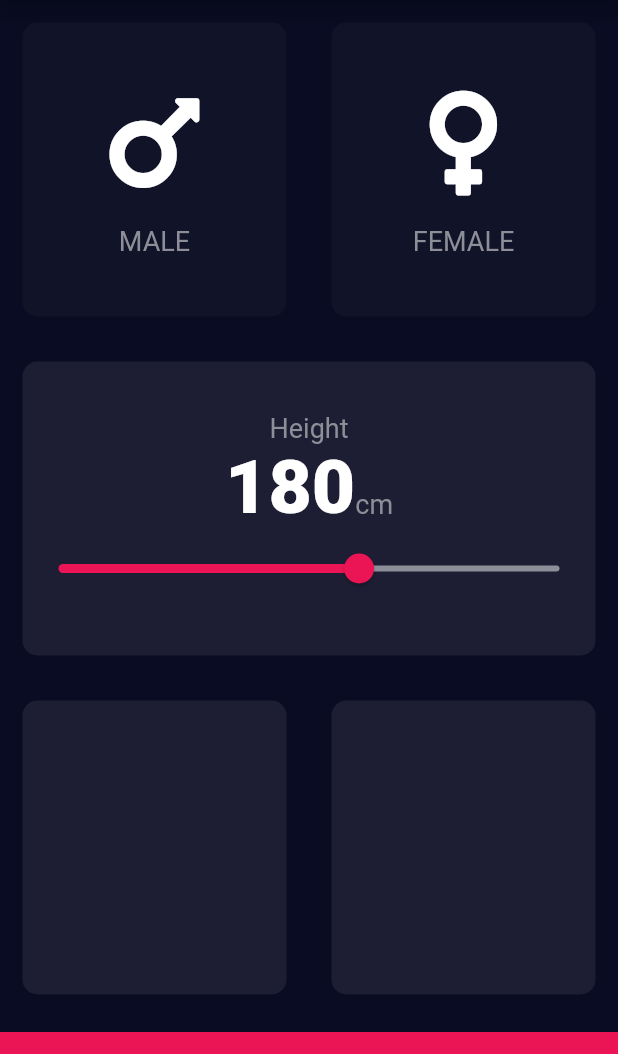
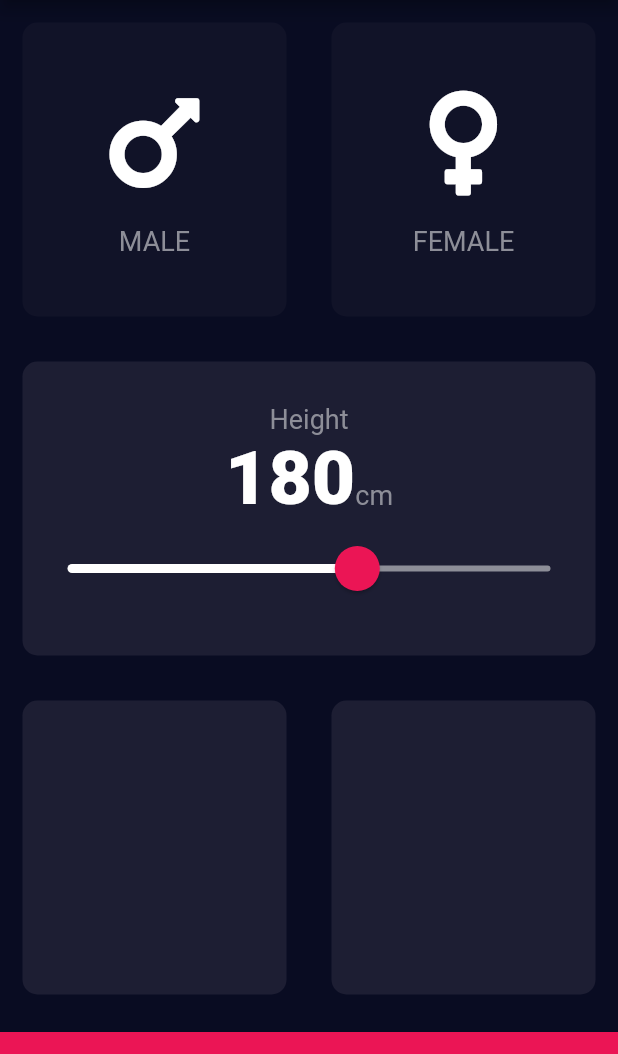
Before and after one commit to CKaii/BMI-Calculator-, a Flutter app: the screen it shows after launch, on a phone screen of 412 x 824 dp, the part 84-1138 px from its top. Run offline on Flutter 3.47's test engine with Material 2 defaults, Android fonts, the phone set to English and light mode, and no system bars; our stand-ins replace font_awesome_flutter.

Commit message:
Added styling to slider

```diff
--- a/lib/input_page.dart
+++ b/lib/input_page.dart
@@ -86,17 +86,26 @@ class _InputPageState extends State<InputPage> {
                         )
                       ],
                     ),
-                    Slider(
+                    SliderTheme(
+                      data: SliderTheme.of(context).copyWith(
+                          activeTrackColor: Colors.white,
+                          inactiveTrackColor: Color(0xFF8D8E98),
+                          thumbColor: Color(0xFFEB1555),
+                          overlayColor: Color(0x15EB1555),
+                          thumbShape:
+                              RoundSliderThumbShape(enabledThumbRadius: 15.0),
+                          overlayShape:
+                              RoundSliderOverlayShape(overlayRadius: 30.0)),
+                      child: Slider(
                           value: height.toDouble(),
                           min: 120.0,
                           max: 220,
-                        activeColor: Color(0xFFEB1555),
-                        inactiveColor: Color(0xFF8D8E98),
                           onChanged: (double newValue) {
                             setState(() {
                               height = newValue.round();
                             });
-                        })
+                          }),
+                    )
                   ],
                 )),
           ),
```
Lines whose indentation alone changed are shown as unchanged.
